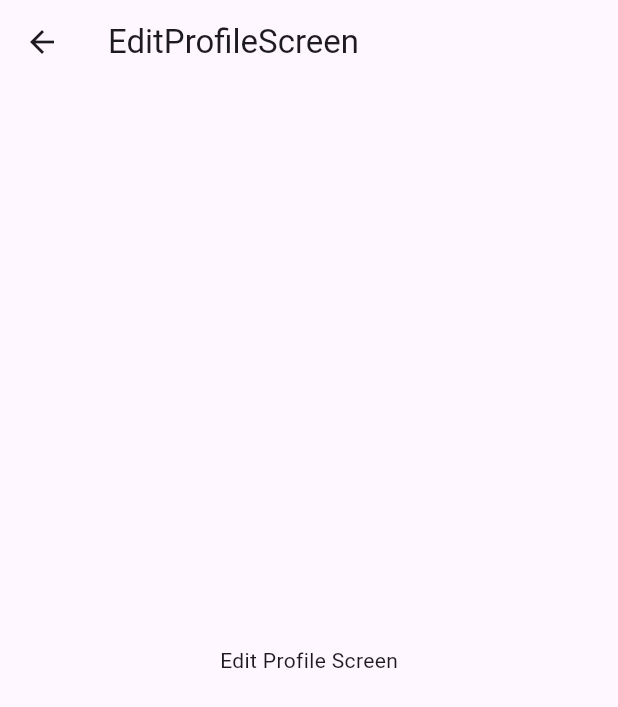
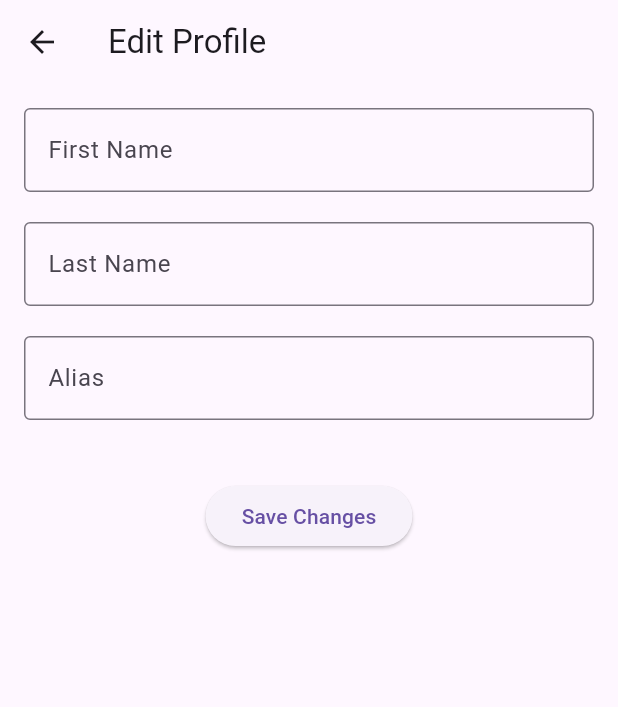
Before and after one commit to supremeleada/Art_Portfolio_Showcase, a Flutter app: the EditProfileScreen screen opened by its route, on a phone screen of 412 x 824 dp. Shown: the top 707 px of the screen. Run offline on Flutter 3.47's test engine with Material 3 defaults, Android fonts, the phone set to English and light mode, and no system bars; our stand-ins replace cloud_firestore, firebase_auth, firebase_core; accounts and stored records are empty.

Commit message:
got basic screen/login/register/home working

```diff
--- a/lib/main.dart
+++ b/lib/main.dart
@@ -33,7 +33,7 @@
       routes: {
         '/': (context) => const LoginScreen(),
         '/register': (context) => const RegistrationScreen(),
-        '/home': (context) => const HomeScreen(),
+        // '/home': (context) => const HomeScreen(),
         '/profile': (context) => const UserProfileScreen(),
         '/edit_profile': (context) => const EditProfileScreen(),
         '/artist_profile': (context) => const ArtistProfileScreen(),
--- a/lib/screens/edit_profile_screen.dart
+++ b/lib/screens/edit_profile_screen.dart
@@ -1,13 +1,97 @@
 import 'package:flutter/material.dart';
 
-class EditProfileScreen extends StatelessWidget {
+class EditProfileScreen extends StatefulWidget {
   const EditProfileScreen({Key? key}) : super(key: key);
+
+  @override
+  _EditProfileScreenState createState() => _EditProfileScreenState();
+}
+
+class _EditProfileScreenState extends State<EditProfileScreen> {
+  final _formKey = GlobalKey<FormState>();
+  final TextEditingController _firstNameController = TextEditingController();
+  final TextEditingController _lastNameController = TextEditingController();
+  final TextEditingController _aliasController = TextEditingController();
 
   @override
   Widget build(BuildContext context) {
     return Scaffold(
-      appBar: AppBar(title: Text('EditProfileScreen')),
-      body: Center(child: Text('Edit Profile Screen')),
+      appBar: AppBar(
+        title: Text('Edit Profile'),
+      ),
+      body: Form(
+        key: _formKey,
+        child: Padding(
+          padding: EdgeInsets.all(16.0),
+          child: Column(
+            mainAxisAlignment: MainAxisAlignment.start,
+            children: [
+              TextFormField(
+                controller: _firstNameController,
+                decoration: InputDecoration(
+                  labelText: "First Name",
+                  border: OutlineInputBorder(),
+                ),
+                validator: (value) {
+                  if (value == null || value.isEmpty) {
+                    return 'Please enter your first name';
+                  }
+                  return null;
+                },
+              ),
+              SizedBox(height: 20),
+              TextFormField(
+                controller: _lastNameController,
+                decoration: InputDecoration(
+                  labelText: "Last Name",
+                  border: OutlineInputBorder(),
+                ),
+                validator: (value) {
+                  if (value == null || value.isEmpty) {
+                    return 'Please enter your last name';
+                  }
+                  return null;
+                },
+              ),
+              SizedBox(height: 20),
+              TextFormField(
+                controller: _aliasController,
+                decoration: InputDecoration(
+                  labelText: "Alias",
+                  border: OutlineInputBorder(),
+                ),
+                validator: (value) {
+                  if (value == null || value.isEmpty) {
+                    return 'Please enter an alias';
+                  }
+                  return null;
+                },
+              ),
+              SizedBox(height: 40),
+              ElevatedButton(
+                onPressed: () {
+                  if (_formKey.currentState!.validate()) {
+                    // Handle the save operation here
+                    _saveProfile();
+                  }
+                },
+                child: Text('Save Changes'),
+              ),
+            ],
+          ),
+        ),
+      ),
     );
   }
+
+  void _saveProfile() {
+    // Implement your save logic here, for example:
+    // Update user profile data in your database
+    ScaffoldMessenger.of(context).showSnackBar(
+      SnackBar(
+        content: Text("Profile Updated Successfully!"),
+      ),
+    );
+    // Optionally navigate back or refresh the profile page
+  }
 }
--- a/lib/screens/login_screen.dart
+++ b/lib/screens/login_screen.dart
@@ -1,3 +1,5 @@
+// screens/login_screen.dart
+
 import 'package:flutter/material.dart';
 import 'package:provider/provider.dart';
 import '../services/authentication_service.dart';
@@ -54,7 +56,7 @@ class LoginScreen extends StatelessWidget {
               child: Text(
                 "Not registered yet? Sign up here!",
                 style: TextStyle(
-                  color: Colors.blue, // Use theme color perhaps?
+                  color: Colors.blue,
                   decoration: TextDecoration.underline,
                 ),
               ),
--- a/lib/screens/registration_screen.dart
+++ b/lib/screens/registration_screen.dart
@@ -1,3 +1,5 @@
+//inside of screens/registration_screen.dart
+
 import 'package:flutter/material.dart';
 import 'package:provider/provider.dart';
 import '../services/authentication_service.dart';
@@ -17,7 +19,8 @@ class _RegistrationScreenState extends State<RegistrationScreen> {
 
   @override
   Widget build(BuildContext context) {
-  final authService = Provider.of<AuthenticationService>(context, listen: false);
+    final authService = Provider.of<AuthenticationService>(context, listen: false);
+
     return Scaffold(
       appBar: AppBar(
         title: Text("Register"),
```
Also changed, not shown: lib/models/artwork.dart (+64 -0 lines), lib/models/collection.dart (+55 -0 lines), lib/models/message.dart (+59 -0 lines), lib/models/user.dart (+58 -0 lines), lib/screens/home_screen.dart (+108 -3 lines).
